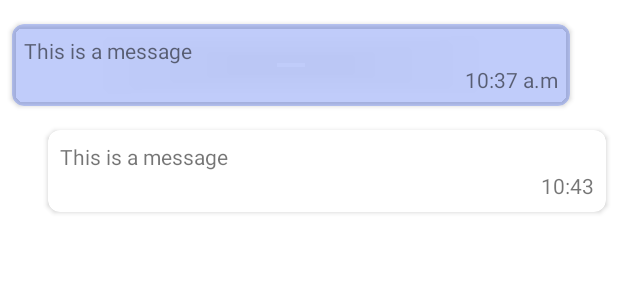
After one commit to MumoMutua/android_news_app, an Android app: the layout item_chat_bubbles.xml on its own in the app's theme, with its tools: preview values and no code run, on a phone screen of 412 x 824 dp. The commit adds this screen. Shown: the top 300 px of the screen. Run offline under Robolectric (Android 15) with nearby library versions, the phone set to English and light mode, and no system bars.

Commit message:
Added item chat bubbles and fragment chat details

```diff
--- a/app/src/main/java/com/mumo/newsapp/adapters/ChatAdapter.java
+++ b/app/src/main/java/com/mumo/newsapp/adapters/ChatAdapter.java
@@ -8,6 +8,8 @@ import android.widget.ImageView;
 import android.widget.TextView;
 
 import androidx.annotation.NonNull;
+import androidx.navigation.NavController;
+import androidx.navigation.Navigation;
 import androidx.recyclerview.widget.RecyclerView;
 
 import com.bumptech.glide.Glide;
@@ -62,7 +64,8 @@ public class ChatAdapter extends RecyclerView.Adapter<ChatAdapter.ViewHolder> {
             imageChat = itemView.findViewById(R.id.image_chat);
 
             itemView.setOnClickListener(v -> {
-                Snackbar.make(v, "Coming Soon", Snackbar.LENGTH_LONG).show();
+                Navigation.findNavController(v).navigate(R.id.chatDetailsFragment);
+    //            Snackbar.make(v, "Coming Soon", Snackbar.LENGTH_LONG).show();
             });
         }
     }
--- /dev/null
+++ b/app/src/main/res/layout/item_chat_bubbles.xml
@@ -0,0 +1,87 @@
+<?xml version="1.0" encoding="utf-8"?>
+<androidx.constraintlayout.widget.ConstraintLayout xmlns:android="http://schemas.android.com/apk/res/android"
+    xmlns:app="http://schemas.android.com/apk/res-auto"
+    android:layout_width="match_parent"
+    android:layout_height="match_parent">
+
+    <androidx.cardview.widget.CardView
+        android:id="@+id/cardView5"
+        android:layout_width="0dp"
+        android:layout_height="wrap_content"
+        android:layout_marginStart="8dp"
+        android:layout_marginTop="16dp"
+        android:layout_marginEnd="32dp"
+        app:cardBackgroundColor="@color/chat_blue"
+        app:cardCornerRadius="8dp"
+        app:layout_constraintEnd_toEndOf="parent"
+        app:layout_constraintStart_toStartOf="parent"
+        app:layout_constraintTop_toTopOf="parent">
+
+        <androidx.constraintlayout.widget.ConstraintLayout
+            android:layout_width="match_parent"
+            android:layout_height="match_parent">
+
+            <TextView
+                android:id="@+id/textView5"
+                android:layout_width="0dp"
+                android:layout_height="wrap_content"
+                android:layout_marginStart="8dp"
+                android:layout_marginTop="8dp"
+                android:layout_marginEnd="8dp"
+                android:text="This is a message"
+                app:layout_constraintEnd_toStartOf="@+id/textView6"
+                app:layout_constraintStart_toStartOf="parent"
+                app:layout_constraintTop_toTopOf="parent" />
+
+            <TextView
+                android:id="@+id/textView6"
+                android:layout_width="wrap_content"
+                android:layout_height="wrap_content"
+                android:layout_marginEnd="8dp"
+                android:layout_marginBottom="8dp"
+                android:text="10:37 a.m"
+                app:layout_constraintBottom_toBottomOf="parent"
+                app:layout_constraintEnd_toEndOf="parent"
+                app:layout_constraintTop_toBottomOf="@+id/textView5" />
+        </androidx.constraintlayout.widget.ConstraintLayout>
+    </androidx.cardview.widget.CardView>
+
+    <androidx.cardview.widget.CardView
+        android:layout_width="match_parent"
+        android:layout_height="wrap_content"
+        android:layout_marginStart="32dp"
+        android:layout_marginTop="16dp"
+        android:layout_marginEnd="8dp"
+        app:cardBackgroundColor="@color/cardview_light_background"
+        app:cardCornerRadius="8dp"
+        app:layout_constraintEnd_toEndOf="parent"
+        app:layout_constraintStart_toStartOf="parent"
+        app:layout_constraintTop_toBottomOf="@+id/cardView5">
+
+        <androidx.constraintlayout.widget.ConstraintLayout
+            android:layout_width="match_parent"
+            android:layout_height="match_parent">
+
+            <TextView
+                android:id="@+id/textView21"
+                android:layout_width="wrap_content"
+                android:layout_height="wrap_content"
+                android:layout_marginStart="8dp"
+                android:layout_marginTop="8dp"
+                android:text="This is a message"
+                app:layout_constraintStart_toStartOf="parent"
+                app:layout_constraintTop_toTopOf="parent" />
+
+            <TextView
+                android:id="@+id/textView20"
+                android:layout_width="wrap_content"
+                android:layout_height="wrap_content"
+                android:layout_marginEnd="8dp"
+                android:layout_marginBottom="8dp"
+                android:text="10:43"
+                app:layout_constraintBottom_toBottomOf="parent"
+                app:layout_constraintEnd_toEndOf="parent"
+                app:layout_constraintTop_toBottomOf="@+id/textView21" />
+        </androidx.constraintlayout.widget.ConstraintLayout>
+    </androidx.cardview.widget.CardView>
+</androidx.constraintlayout.widget.ConstraintLayout>
--- a/app/src/main/res/navigation/mobile_navigation.xml
+++ b/app/src/main/res/navigation/mobile_navigation.xml
@@ -37,6 +37,10 @@
         android:name="com.mumo.newsapp.BrowseFragment"
         android:label="Browse"
         tools:layout="@layout/fragment_browse" />
+    <fragment
+        android:id="@+id/chatDetailsFragment"
+        android:name="com.mumo.newsapp.ChatDetailsFragment"
+        tools:layout="@layout/fragment_chat_details" />
 
 
 </navigation>
--- a/app/src/main/res/values/colors.xml
+++ b/app/src/main/res/values/colors.xml
@@ -12,4 +12,5 @@
     <color name="red">#FF6962</color>
     <color name="light_gray">#EDEDED</color>
     <color name="dark_gray">#4F4F4F</color>
+    <color name="chat_blue">#5E5474F1</color>
 </resources>
--- a/app/src/main/res/values/strings.xml
+++ b/app/src/main/res/values/strings.xml
@@ -99,4 +99,5 @@
     </string>
     <string name="logout">Logout</string>
     <string name="add_video">Add Video</string>
+    <string name="send">send</string>
 </resources>
```
Also changed, not shown: app/src/main/java/com/mumo/newsapp/ChatDetailsFragment.java (added, +64 -0 lines), app/src/main/java/com/mumo/newsapp/HomeActivity.java (+5 -8 lines), app/src/main/res/drawable/ic_send.xml (added, +11 -0 lines), app/src/main/res/layout/fragment_chat_details.xml (added, +49 -0 lines).
